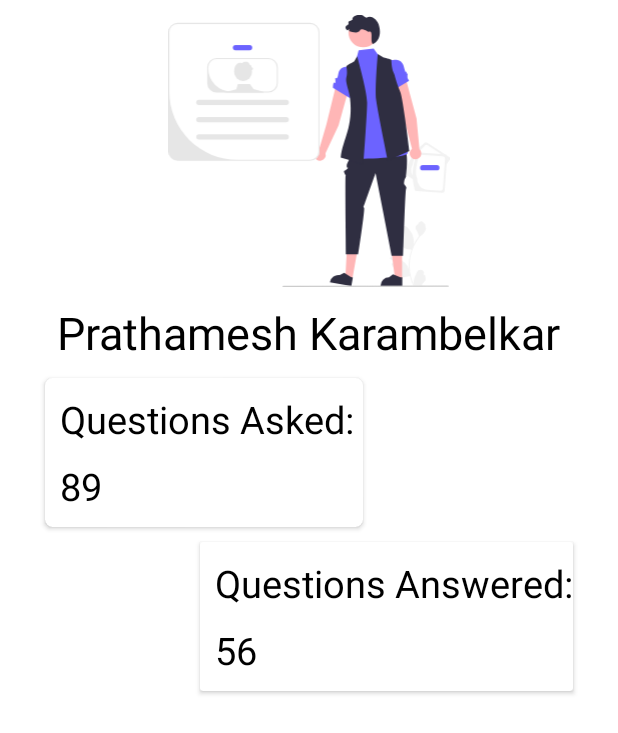
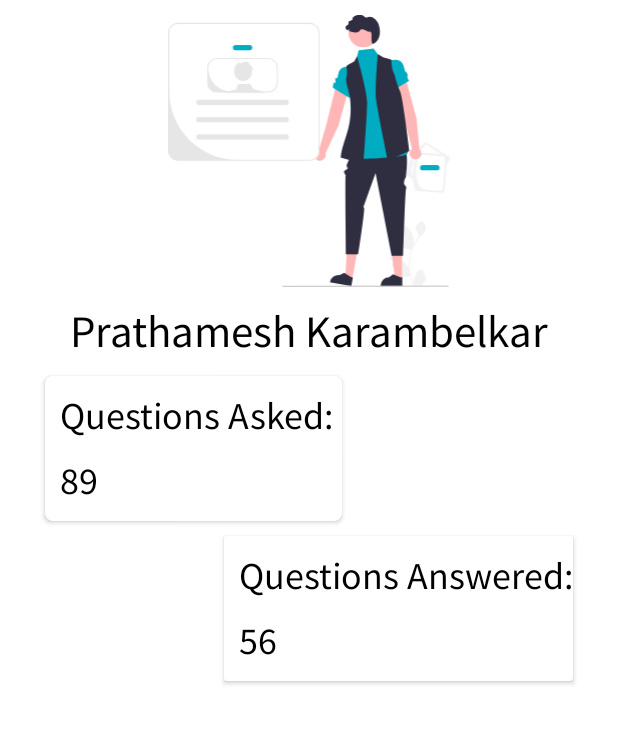
Before and after one commit to programmerpranit/College-Forum, an Android app: the screen it shows after launch (MainActivity), after a tap on an icon or button, on a phone screen of 412 x 824 dp. Shown: the top 733 px of the screen. Run offline under Robolectric (Android 15) with nearby library versions, the phone set to English and light mode, and no system bars; our stand-ins replace Dagger/Hilt's generated code.

Commit message:
UI changes and font

```diff
--- a/app/src/main/java/com/psp/collegeforum/ui/fragments/MainFragment.kt
+++ b/app/src/main/java/com/psp/collegeforum/ui/fragments/MainFragment.kt
@@ -4,13 +4,8 @@ import android.os.Bundle
 import android.view.LayoutInflater
 import android.view.View
 import android.view.ViewGroup
-
-import android.view.*
-import android.widget.TextView
-import android.widget.Toast
 import androidx.core.os.bundleOf
 import androidx.fragment.app.Fragment
-
 import androidx.fragment.app.activityViewModels
 import androidx.navigation.Navigation
 import androidx.recyclerview.widget.LinearLayoutManager
@@ -30,7 +25,6 @@ class MainFragment : Fragment(), QuestionsAdapter.QueClicked {
     private val viewmodel: MainViewModel by activityViewModels()
     private lateinit var binding: FragmentMainBinding
     private lateinit var adapter: QuestionsAdapter
-    val reportmenu = view?.findViewById<TextView>(R.id.report_menu)
 
     override fun onCreateView(
         inflater: LayoutInflater,
@@ -48,8 +42,6 @@ class MainFragment : Fragment(), QuestionsAdapter.QueClicked {
         // Navigation and buttons to other fragments
         // Add question btn
 
-
-
         view.fabAddQuestion.setOnClickListener {
             Navigation.findNavController(view).navigate(R.id.action_mainFragment_to_addQuestion)
         }
@@ -57,16 +49,11 @@ class MainFragment : Fragment(), QuestionsAdapter.QueClicked {
         view.imgBtnSearchQuestion.setOnClickListener {
             Navigation.findNavController(view).navigate(R.id.action_mainFragment_to_searchFragment)
         }
-        view.imgBtnProfile.setOnClickListener{
-            Navigation.findNavController(view).navigate(R.id.action_mainFragment_to_userProfileFragment)
-        }
         //Profile btn
         view.imgBtnProfile.setOnClickListener {
             Navigation.findNavController(view)
                 .navigate(R.id.action_mainFragment_to_userProfileFragment)
         }
-
-
 
         viewmodel.getQuestions()
         adapter = QuestionsAdapter(this)
@@ -82,8 +69,6 @@ class MainFragment : Fragment(), QuestionsAdapter.QueClicked {
 
     }
 
-
-
     override fun onItemClicked(item: Question) {
         val bundle = bundleOf("qid" to item.qid.toString())
         Navigation.findNavController(binding.root)
--- a/app/src/main/java/com/psp/collegeforum/ui/fragments/QuestionFragment.kt
+++ b/app/src/main/java/com/psp/collegeforum/ui/fragments/QuestionFragment.kt
@@ -37,7 +37,6 @@ class QuestionFragment : Fragment() {
     override fun onViewCreated(view: View, savedInstanceState: Bundle?) {
         super.onViewCreated(view, savedInstanceState)
         val jwtkey = "eyJ0eXAiOiJKV1QiLCJhbGciOiJIUzI1NiJ9.eyJzdWIiOiIxMTU2NTA5OTk3NDI3MzA3NDQyMTgiLCJleHAiOjE2NTE4NTk1OTIsImlhdCI6MTY0OTI2NzU5Mn0.MmCqNZJ18nR74xQK4Cu-T4iw0dESW4x6ZnkGIlOrvkc"
-
         val qid = arguments?.getString("qid").toString().toInt()
         viewmodel.getFullQuestion(qid)
 
--- a/app/src/main/res/drawable/ic_launcher_foreground.xml
+++ b/app/src/main/res/drawable/ic_launcher_foreground.xml
@@ -74,7 +74,7 @@
         android:fillColor="#3f3d56"/>
     <path
         android:pathData="M290.17,224.61v182.62a4.818,4.818 0,0 0,4.81 4.81h272.87a4.818,4.818 0,0 0,4.81 -4.81v-182.62a4.82,4.82 0,0 0,-4.81 -4.82h-272.87A4.821,4.821 0,0 0,290.17 224.61Z"
-        android:fillColor="#6c63ff"/>
+        android:fillColor="#00acc1"/>
     <path
         android:pathData="M345.81,490.24a2.948,2.948 0,0 0,2.32 1.11L510.47,491.35a2.987,2.987 0,0 0,2.92 -3.6l-2.52,-11.97a2.993,2.993 0,0 0,-1.86 -2.17,2.895 2.895,0 0,0 -1.06,-0.2h-157.31a2.894,2.894 0,0 0,-1.06 0.2,2.992 2.992,0 0,0 -1.86,2.17l-2.52,11.97A2.985,2.985 0,0 0,345.81 490.24Z"
         android:fillColor="#2f2e41"/>
@@ -325,10 +325,10 @@
         android:fillColor="#6c63ff"/>
     <path
         android:pathData="M29.051,451.577a0.5,0.5 0,0 0,0.126 -0.918l-5.303,-3.04 5.126,-3.807a0.5,0.5 0,1 0,-0.596 -0.802l-5.739,4.263a0.5,0.5 0,0 0,0.049 0.835l5.965,3.42A0.5,0.5 0,0 0,29.051 451.577Z"
-        android:fillColor="#6c63ff"/>
+        android:fillColor="#00acc1"/>
     <path
         android:pathData="M37.566,454.458a0.482,0.482 0,0 0,0.137 -0.058,0.5 0.5,0 0,0 0.168,-0.687l-8.155,-13.408a0.5,0.5 0,0 0,-0.854 0.521L37.016,454.233A0.5,0.5 0,0 0,37.566 454.458Z"
-        android:fillColor="#6c63ff"/>
+        android:fillColor="#00acc1"/>
     <path
         android:pathData="M785.149,547.04c-0.61,0.31 -1.23,0.62 -1.84,0.92 -15.8,7.9 -28.44,12.39 -45.73,17.31 -1.46,-16.3 -2.87,-44.95 -4.24,-62.71 -0.36,-4.61 -0.72,-8.48 -1.07,-11.21a15.182,15.182 0,0 0,-0.88 -4.25l0.06,4.25 0.15,11.21 0.87,64.11a288.588,288.588 0,0 1,-65.84 9.49c-1.16,0.03 -2.3,0.05 -3.4,0.07 -0.39,0.01 -0.77,0.02 -1.15,0.02 -1.25,0.01 -2.49,0.02 -3.74,0.02a289.271,289.271 0,0 1,-69.54 -8.43c0.49,-16.13 0.98,-44.46 1.45,-65.28 0.1,-4.07 0.19,-7.86 0.29,-11.21 0.19,-7.16 0.39,-12.32 0.58,-14.05a4.362,4.362 0,0 0,-0.39 0.97,97.154 97.154,0 0,0 -1.89,13.08c-0.35,3.35 -0.7,7.14 -1.05,11.21 -1.86,21.63 -3.8,51.04 -5.8,63.51a285.473,285.473 0,0 1,-34.97 -12.03q-9,-3.75 -17.68,-8.09c1.1,-7.2 2.25,-15.27 3.43,-23.64 0.92,-6.49 1.87,-13.16 2.84,-19.75 1.5,-10.18 52.46,-120.11 64.47,-123.96l0.3,-0.08 0.21,0.09 20.45,-6.28 2.99,-0.92 2.01,-0.62 7.08,-5.39 3.85,-2.93 3.61,-2.75 7.06,-5.37 43.71,2.69 8.51,20.49 19.06,6.97 0.33,-0.15 0.29,-0.12 0.3,0.08a55.306,55.306 0,0 1,29.28 22.21c0.94,1.41 2.08,3.27 3.37,5.52 1.1,1.91 2.3,4.09 3.6,6.5 1.85,3.43 3.87,7.3 6.01,11.49 0.47,0.92 0.95,1.86 1.43,2.81q1.335,2.64 2.71,5.39c2.13,4.25 4.33,8.69 6.53,13.2 1.91,3.91 3.84,11.95 5.74,22.18 1.57,8.5 3.13,18.52 4.64,28.95 1.98,13.52 -0.13,29.71 1.66,42.15C784.919,545.5 785.039,546.27 785.149,547.04Z"
         android:fillColor="#3f3d56"/>
--- a/app/src/main/res/drawable/ic_userprofile.xml
+++ b/app/src/main/res/drawable/ic_userprofile.xml
@@ -41,13 +41,13 @@
       android:fillColor="#2f2e41"/>
   <path
       android:pathData="M430.487,87.299l-25.881,-6.706L392.526,63.931l-28.691,3.527 -6.107,22.728L337.303,102.041c36.614,0.219 16.897,106.293 22.278,113.137 4.379,5.569 -21.858,18.819 -13.635,27.271s5.183,5.07 3.275,14.271 -15.818,18.94 0,18.843 111.265,-1.46 108.538,-12.368 -2.684,-8.138 -6.796,-14.977 -6.88,-3.017 -5.496,-13.109 -3.111,-17.898 0.02,-22.364c4.806,-6.855 -0.037,-56.337 -4.569,-55.017Z"
-      android:fillColor="#6c63ff"/>
+      android:fillColor="#00acc1"/>
   <path
       android:pathData="M423.098,87.653s18.931,-8.043 25.749,6.956c2.178,4.791 4.011,16.823 5.778,14.155s0.062,3.181 1.156,3.189c0.976,0.006 2.477,-1.572 1.343,3.867a10.773,10.773 0,0 0,3.148 9.917l-32.904,19.706Z"
-      android:fillColor="#6c63ff"/>
+      android:fillColor="#00acc1"/>
   <path
       android:pathData="M351.968,101.288s-18.932,-8.043 -25.749,6.956c-1.917,4.218 -1.44,13.591 -5.174,12.539s-1.083,2.912 -1.576,4.29c-0.549,1.535 1.848,5.88 -1.519,4.359s-3.155,9.939 -3.155,9.939L347.699,159.078Z"
-      android:fillColor="#6c63ff"/>
+      android:fillColor="#00acc1"/>
   <path
       android:pathData="M360.944,78.825l-5.454,9.545s-14.999,8.181 -14.999,9.545 2.727,12.497 0,21.247 5.206,25.206 6.818,38.748c6.818,57.268 -13.456,78.077 -17.726,114.537l43.268,12.637s7.183,-95.812 7.183,-117.629S360.944,78.825 360.944,78.825Z"
       android:fillColor="#2f2e41"/>
@@ -65,10 +65,10 @@
       android:fillColor="#fff"/>
   <path
       android:pathData="M155.394,67.268h-27a5,5 0,1 1,0 -10h27a5,5 0,0 1,0 10Z"
-      android:fillColor="#6c63ff"/>
+      android:fillColor="#00acc1"/>
   <path
       android:pathData="M513.394,297h-27a5,5 0,0 1,0 -10h27a5,5 0,0 1,0 10Z"
-      android:fillColor="#6c63ff"/>
+      android:fillColor="#00acc1"/>
   <path
       android:pathData="M225.394,172h-167a5,5 0,0 1,0 -10h167a5,5 0,0 1,0 10Z"
       android:fillColor="#e6e6e6"/>
--- a/app/src/main/res/layout/fragment_main.xml
+++ b/app/src/main/res/layout/fragment_main.xml
@@ -65,7 +65,7 @@
         android:layout_height="wrap_content"
         android:clickable="true"
         android:src="@drawable/ic_add"
-        app:backgroundTint="@color/purple_700"
+        app:backgroundTint="#00acc1"
         app:layout_constraintBottom_toBottomOf="parent"
         app:layout_constraintEnd_toEndOf="parent"
         app:layout_constraintHorizontal_bias="0.954"
--- a/app/src/main/res/values/themes.xml
+++ b/app/src/main/res/values/themes.xml
@@ -2,8 +2,8 @@
     <!-- Base application theme. -->
     <style name="Theme.CollegeForum" parent="Theme.MaterialComponents.DayNight.NoActionBar">
         <!-- Primary brand color. -->
-        <item name="colorPrimary">#22D3EE</item>
-        <item name="colorPrimaryVariant">#22D3EE</item>
+        <item name="colorPrimary">#00acc1</item>
+        <item name="colorPrimaryVariant">#00acc1</item>
         <item name="colorOnPrimary">@color/white</item>
         <!-- Secondary brand color. -->
         <item name="colorSecondary">@color/teal_200</item>
@@ -12,5 +12,6 @@
         <!-- Status bar color. -->
         <item name="android:statusBarColor" tools:targetApi="l">?attr/colorPrimaryVariant</item>
         <!-- Customize your theme here. -->
+        <item name="fontFamily">@font/sansproregular</item>
     </style>
 </resources>
```
Also changed, not shown: app/src/main/res/drawable/ic_details.xml (+13 -13 lines), app/src/main/res/layout/item_question.xml (+11 -11 lines), app/src/main/res/menu/report_menu.xml (deleted, +0 -10 lines), app/src/main/res/font/sansproregular.ttf (added).
